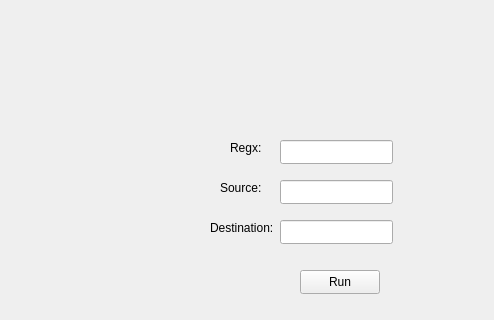
Before: the Qt Designer form File Transfer Thales/ThalesFileTransfer/mainwindow.ui in Guizith/FileTransferApp, drawn with Qt 5; both pictures show x 0 to 494 and y 0 to 320 of the 800 by 600 pixel window.
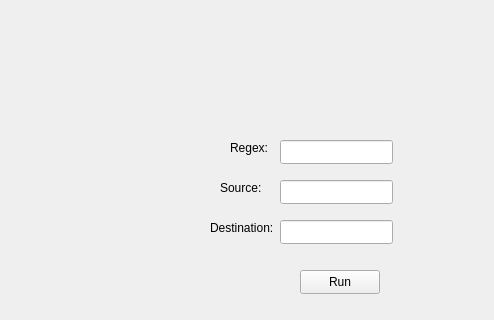
After: the same form once the commit is applied.

The edit to the form file:
```diff
--- a/File Transfer Thales/ThalesFileTransfer/mainwindow.ui
+++ b/File Transfer Thales/ThalesFileTransfer/mainwindow.ui
@@ -93,7 +93,7 @@
      </rect>
     </property>
     <property name="text">
-     <string>Regx:</string>
+     <string>Regex:</string>
     </property>
    </widget>
   </widget>
```
Left out of the diff: 2 changed lines with no effect on the pictures.
